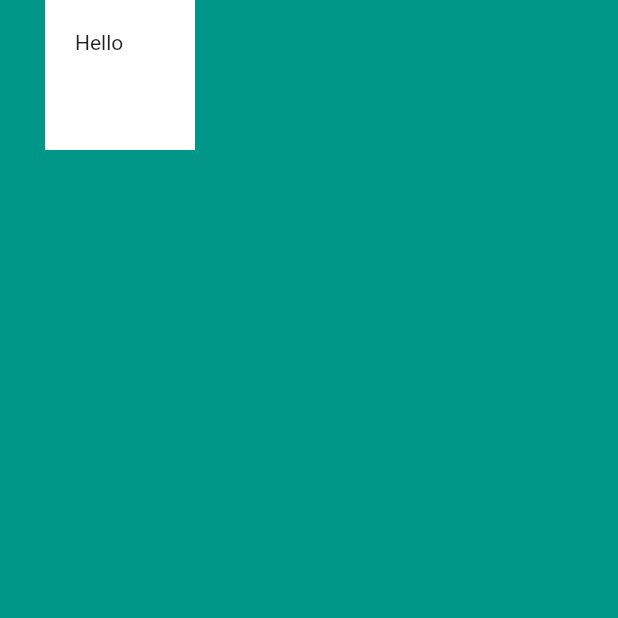
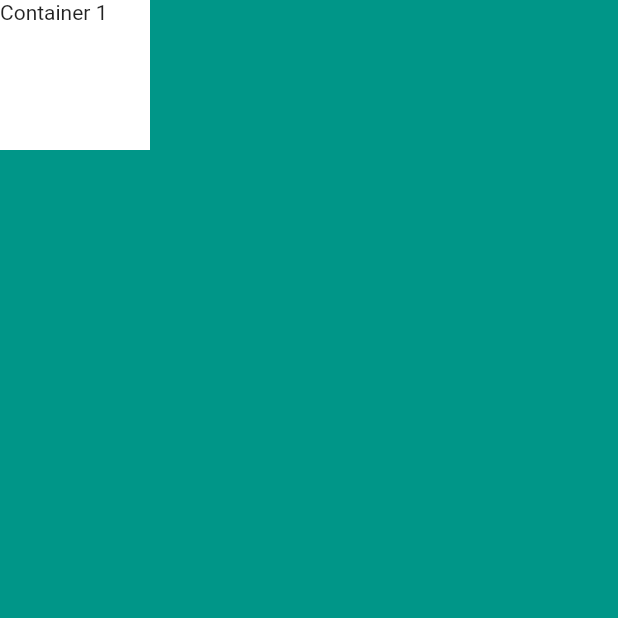
Before and after one commit to naomi-ndibui/MiCard, a Flutter app: the screen it shows after launch, on a phone screen of 412 x 824 dp, the top half of it. Run offline on Flutter 3.47's test engine with Material 2 defaults, Android fonts, the phone set to English and light mode, and no system bars.

Commit message:
added a column

```diff
--- a/lib/main.dart
+++ b/lib/main.dart
@@ -12,13 +12,15 @@ class MyApp extends StatelessWidget {
         home: Scaffold(
          backgroundColor: Colors.teal,
          body: SafeArea(
-           child: Container(
-             height: 100.0,
-             width: 100.0,
-             margin: EdgeInsets.only(left: 30.0),
-             padding: EdgeInsets.all(20.0),
-             color: Colors.white,
-             child: Text('Hello'),
+           child: Column(
+             children: <Widget>[
+             Container(
+              height: 100.0,
+              width: 100.0,
+              color: Colors.white,
+              child: Text('Container 1'),
+             )
+             ],
            ),
          ),
     ),
```
